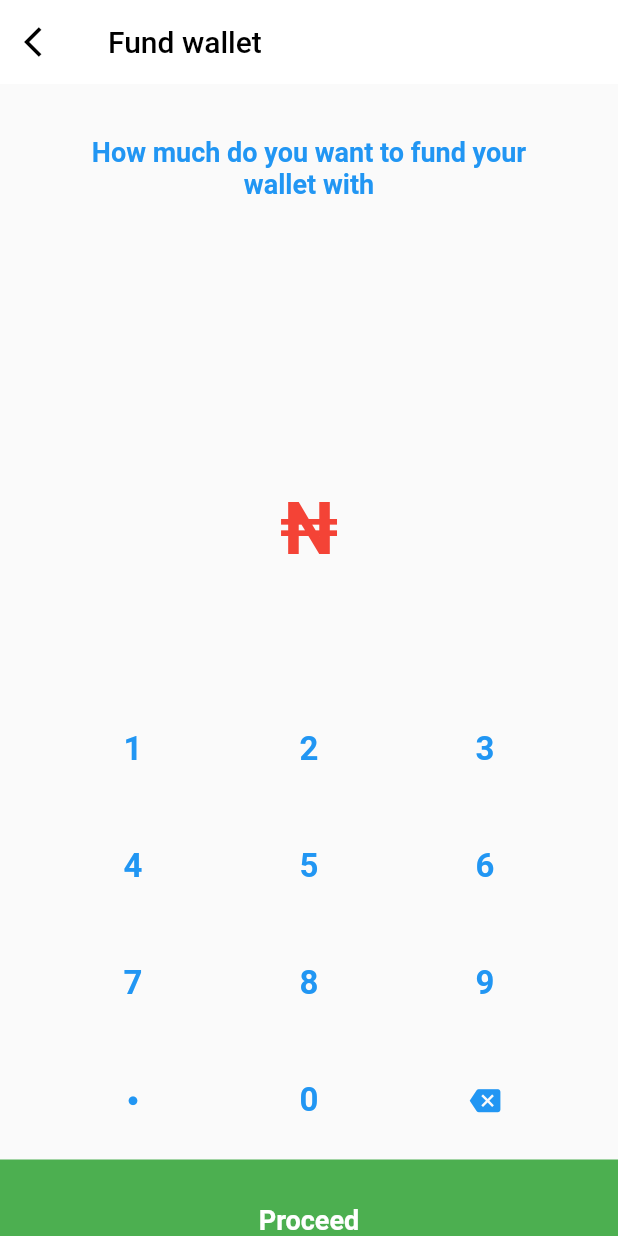
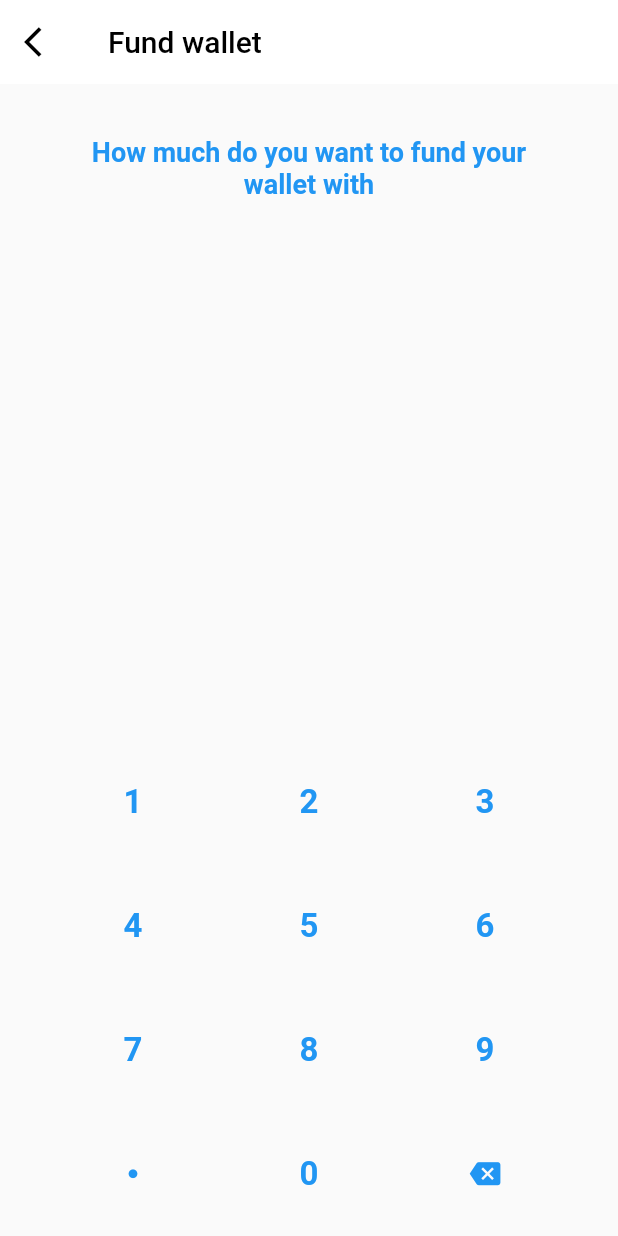
Before and after one commit to Mastersam07/custom_pin_screen, a Flutter app: the WalletScreen screen opened directly, on a phone screen of 412 x 824 dp. Run offline on Flutter 3.47's test engine with Material 2 defaults, Android fonts, the phone set to English and light mode, and no system bars; our stand-ins replace pin_code_fields.

Commit message:
[NEW FEAT]---modified wallet example to work with textField

```diff
--- a/example/lib/main.dart
+++ b/example/lib/main.dart
@@ -92,6 +92,7 @@ class _MyHomePageState extends State<MyHomePage> {
               icon: const Text('Custom Keyboard'),
               label: const Icon(Icons.keyboard),
             ),
+
           ],
         ),
       ),
@@ -105,7 +106,6 @@ class WalletScreen extends StatelessWidget {
   }) : super(key: key);
 
   @override
-
   Widget build(BuildContext context) {
     TextEditingController textEditingController = TextEditingController();
     return Scaffold(
@@ -142,11 +142,28 @@ class WalletScreen extends StatelessWidget {
               ),
             ),
           ),
+          Padding(
+            padding: const EdgeInsets.only(left: 32, right: 32),
+            child: TextField(
+              controller: textEditingController,
+              ///Remember to set the read only property of the readOnly
+              /// textField to true to prevent the native keyboard from popping up
+              readOnly: true,
+              textAlign: TextAlign.center,
+              style: const TextStyle(
+                color: Colors.red,
+                fontWeight: FontWeight.w700,
+                fontSize: 48,
+              ),
+              decoration: const InputDecoration(
+                   border: InputBorder.none
+              ),
+            ),
+          ),
           Expanded(
               child: CustomKeyBoard(
-                controller:textEditingController,
+            controller: textEditingController,
             pinTheme: KeyBoardPinTheme(
-                submitColor: Colors.green,
                 textColor: Colors.red,
                 keysColor: Colors.blue),
             onChanged: (v) {
--- a/lib/src/custom_keyboard.dart
+++ b/lib/src/custom_keyboard.dart
@@ -154,16 +154,7 @@ class _CustomKeyBoardState extends State<CustomKeyBoard> {
         const Expanded(
           child: SizedBox(),
         ),
-        Text(
-          "₦${widget.controller!.text}",
-          key: const Key('amtKey'),
-          textAlign: TextAlign.center,
-          style: TextStyle(
-            color: widget.pinTheme.textColor,
-            fontWeight: FontWeight.w700,
-            fontSize: 48,
-          ),
-        ),
+
         const SizedBox(
           height: 80,
         ),
@@ -181,26 +172,7 @@ class _CustomKeyBoardState extends State<CustomKeyBoard> {
             ),
           ),
         ),
-        GestureDetector(
-          onTap: () {
-            widget.onbuttonClick!();
-          },
-          child: Container(
-            color: widget.pinTheme.submitColor,
-            child: Padding(
-              padding: const EdgeInsets.fromLTRB(0, 30, 0, 0),
-              child: Center(
-                child: widget.submitLabel ??
-                    const Text(
-                      "Sign In",
-                      style: TextStyle(
-                        fontSize: 14,
-                      ),
-                    ),
-              ),
-            ),
-          ),
-        )
+
       ],
     );
   }
```
Also changed, not shown: lib/src/pin_authentication.dart (+18 -5 lines).
